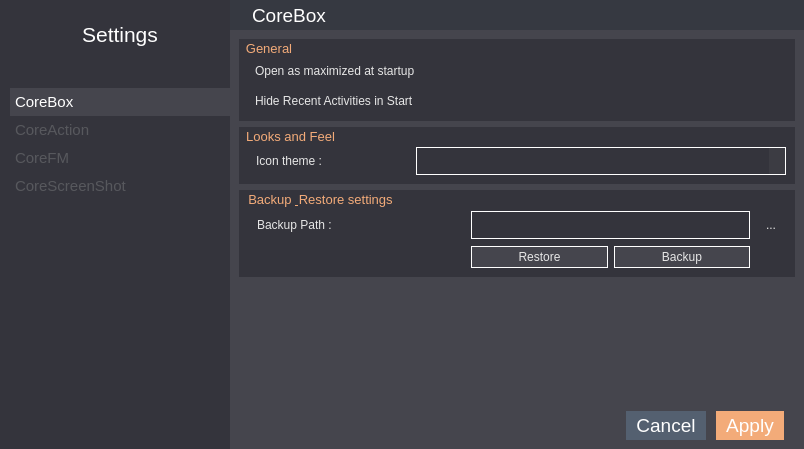
Qt form app/settings/settings.ui (rahmanshaber/corebox) before a commit.
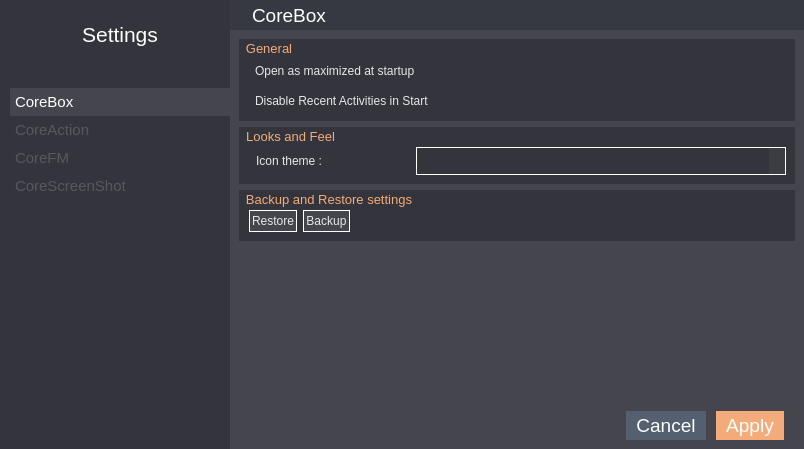
The same form after that commit. Icons and pictures are not drawn.

What changed in the file:
```diff
--- a/app/settings/settings.ui
+++ b/app/settings/settings.ui
@@ -601,7 +601,7 @@
           <item row="1" column="0">
            <widget class="QLabel" name="label_9">
             <property name="text">
-             <string>Hide Recent Activities in Start</string>
+             <string>Disable Recent Activities in Start</string>
             </property>
            </widget>
           </item>
@@ -727,86 +727,16 @@
        <item>
         <widget class="QGroupBox" name="backup">
          <property name="title">
-          <string>Backup &amp; Restore settings</string>
+          <string>Backup and Restore settings</string>
          </property>
-         <layout class="QGridLayout" name="gridLayout_6">
+         <layout class="QHBoxLayout" name="horizontalLayout_6">
           <property name="leftMargin">
            <number>10</number>
           </property>
           <property name="topMargin">
            <number>20</number>
           </property>
-          <item row="0" column="0">
-           <widget class="QLabel" name="label_21">
-            <property name="text">
-             <string>Backup Path :</string>
-            </property>
-            <property name="indent">
-             <number>-1</number>
-            </property>
-           </widget>
-          </item>
-          <item row="0" column="1">
-           <spacer name="horizontalSpacer_6">
-            <property name="orientation">
-             <enum>Qt::Horizontal</enum>
-            </property>
-            <property name="sizeType">
-             <enum>QSizePolicy::Fixed</enum>
-            </property>
-            <property name="sizeHint" stdset="0">
-             <size>
-              <width>80</width>
-              <height>20</height>
-             </size>
-            </property>
-           </spacer>
-          </item>
-          <item row="0" column="2" colspan="2">
-           <widget class="QLineEdit" name="backupPath">
-            <property name="sizePolicy">
-             <sizepolicy hsizetype="Expanding" vsizetype="Fixed">
-              <horstretch>0</horstretch>
-              <verstretch>0</verstretch>
-             </sizepolicy>
-            </property>
-            <property name="styleSheet">
-             <string notr="true"/>
-            </property>
-            <property name="text">
-             <string/>
-            </property>
-           </widget>
-          </item>
-          <item row="0" column="4">
-           <widget class="QPushButton" name="browSave">
-            <property name="sizePolicy">
-             <sizepolicy hsizetype="Fixed" vsizetype="Preferred">
-              <horstretch>0</horstretch>
-              <verstretch>0</verstretch>
-             </sizepolicy>
-            </property>
-            <property name="minimumSize">
-             <size>
-              <width>30</width>
-              <height>30</height>
-             </size>
-            </property>
-            <property name="maximumSize">
-             <size>
-              <width>30</width>
-              <height>16777215</height>
-             </size>
-            </property>
-            <property name="text">
-             <string>...</string>
-            </property>
-            <property name="flat">
-             <bool>true</bool>
-            </property>
-           </widget>
-          </item>
-          <item row="1" column="2">
+          <item>
            <widget class="QPushButton" name="restore">
             <property name="styleSheet">
              <string notr="true">QPushButton{
@@ -825,7 +755,7 @@
             </property>
            </widget>
           </item>
-          <item row="1" column="3">
+          <item>
            <widget class="QPushButton" name="backUp">
             <property name="styleSheet">
              <string notr="true">QPushButton{
@@ -844,6 +774,19 @@
             </property>
            </widget>
           </item>
+          <item>
+           <spacer name="horizontalSpacer_6">
+            <property name="orientation">
+             <enum>Qt::Horizontal</enum>
+            </property>
+            <property name="sizeHint" stdset="0">
+             <size>
+              <width>40</width>
+              <height>20</height>
+             </size>
+            </property>
+           </spacer>
+          </item>
          </layout>
         </widget>
        </item>
```
